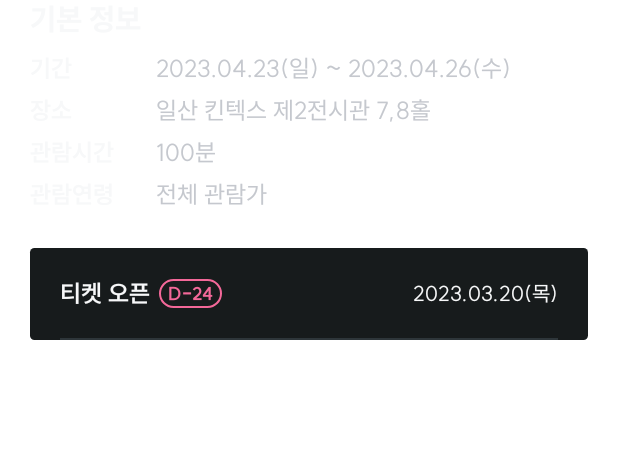
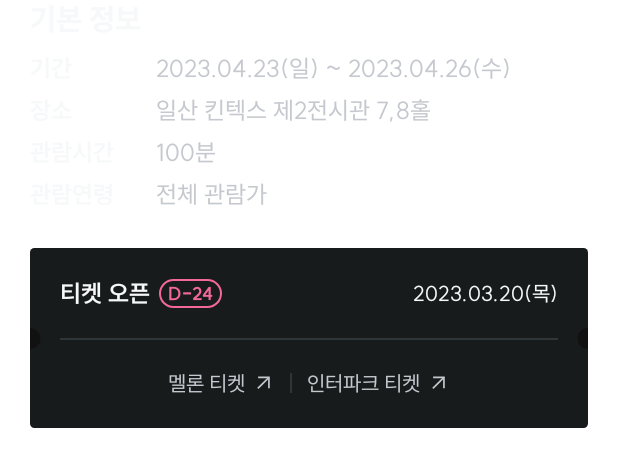
Before and after one commit to w0nder-land/wonderland-aos, an Android app built with Jetpack Compose: the @Preview function FestivalInfoItemViewPreview, on a phone screen of 412 x 824 dp. Shown: the top 467 px of the screen. Run offline under Robolectric (Android 15) with nearby library versions, the phone set to English and light mode, and no system bars; network calls fail.

Commit message:
💄 축제 상세 티켓, 상세 이미지 UI 수정

```diff
--- a/feature/festival/src/main/java/com/imaec/feature/festival/item/FestivalDetailInfoItemView.kt
+++ b/feature/festival/src/main/java/com/imaec/feature/festival/item/FestivalDetailInfoItemView.kt
@@ -40,7 +40,7 @@ import com.wonder.component.ui.divider.HorizontalDivider
 import com.wonder.component.ui.singleClick
 import com.wonder.resource.R
 
-private val MAX_HEIGHT = 6000.dp
+private val MAX_HEIGHT = 7000.dp
 private val DEFAULT_MIN_HEIGHT = 808.dp
 
 @Composable
--- a/feature/festival/src/main/java/com/imaec/feature/festival/item/FestivalInfoItemView.kt
+++ b/feature/festival/src/main/java/com/imaec/feature/festival/item/FestivalInfoItemView.kt
@@ -1,5 +1,6 @@
 package com.imaec.feature.festival.item
 
+import androidx.compose.foundation.Canvas
 import androidx.compose.foundation.background
 import androidx.compose.foundation.border
 import androidx.compose.foundation.layout.Arrangement
@@ -20,6 +21,8 @@ import androidx.compose.material3.Text
 import androidx.compose.runtime.Composable
 import androidx.compose.ui.Alignment
 import androidx.compose.ui.Modifier
+import androidx.compose.ui.geometry.Offset
+import androidx.compose.ui.geometry.Size
 import androidx.compose.ui.platform.LocalContext
 import androidx.compose.ui.res.painterResource
 import androidx.compose.ui.tooling.preview.Preview
@@ -34,6 +37,7 @@ import com.wonder.component.theme.Gray100
 import com.wonder.component.theme.Gray200
 import com.wonder.component.theme.Gray600
 import com.wonder.component.theme.Gray800
+import com.wonder.component.theme.Gray900
 import com.wonder.component.theme.Heading2
 import com.wonder.component.theme.Subtitle2
 import com.wonder.component.theme.Wonder500
@@ -271,12 +275,44 @@ private fun FestivalInfoTicketView(
             }
         }
 
+        Canvas(
+            modifier = Modifier
+                .size(14.dp)
+                .background(Gray800)
+                .align(Alignment.CenterStart)
+        ) {
+            drawArc(
+                color = Gray900,
+                startAngle = -90f,
+                sweepAngle = 180f,
+                useCenter = false,
+                size = Size(size.width, size.height),
+                topLeft = Offset(x = -7.dp.toPx(), y = 0f)
+            )
+        }
+
         HorizontalDivider(
             modifier = Modifier
                 .padding(top = 60.dp)
                 .padding(horizontal = 20.dp),
             color = Gray600
         )
+
+        Canvas(
+            modifier = Modifier
+                .size(14.dp)
+                .background(Gray800)
+                .align(Alignment.CenterEnd)
+        ) {
+            drawArc(
+                color = Gray900,
+                startAngle = 90f,
+                sweepAngle = 180f,
+                useCenter = false,
+                size = Size(size.width, size.height),
+                topLeft = Offset(x = 7.dp.toPx(), y = 0f)
+            )
+        }
     }
 }
 
@@ -293,7 +329,16 @@ private fun FestivalInfoItemViewPreview() {
             links = emptyList(),
             dDay = "D-24",
             ticketingDate = "2023.03.20(목)",
-            ticketingItems = emptyList()
+            ticketingItems = listOf(
+                FestivalDetailTicketingVo(
+                    linkUrl = "",
+                    title = "멜론 티켓"
+                ),
+                FestivalDetailTicketingVo(
+                    linkUrl = "",
+                    title = "인터파크 티켓"
+                )
+            )
         )
     }
 }
```
